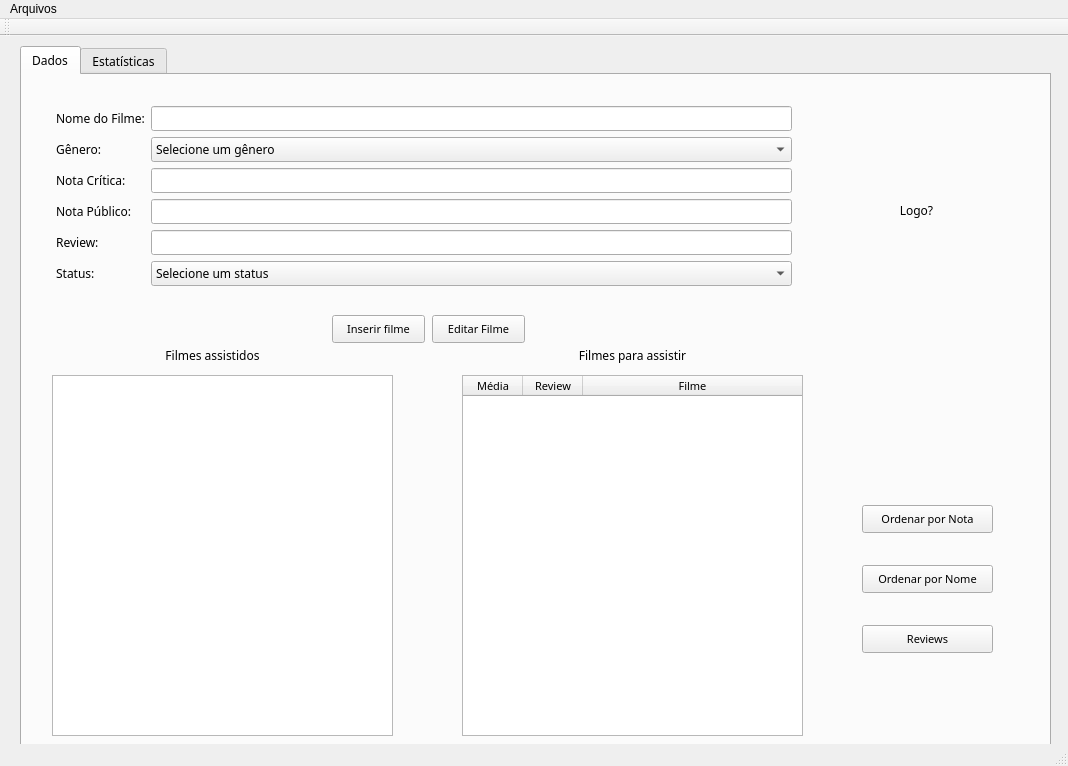
Old version of the form mainwindow.ui in the repository andressatheotonio/FilmListQT.
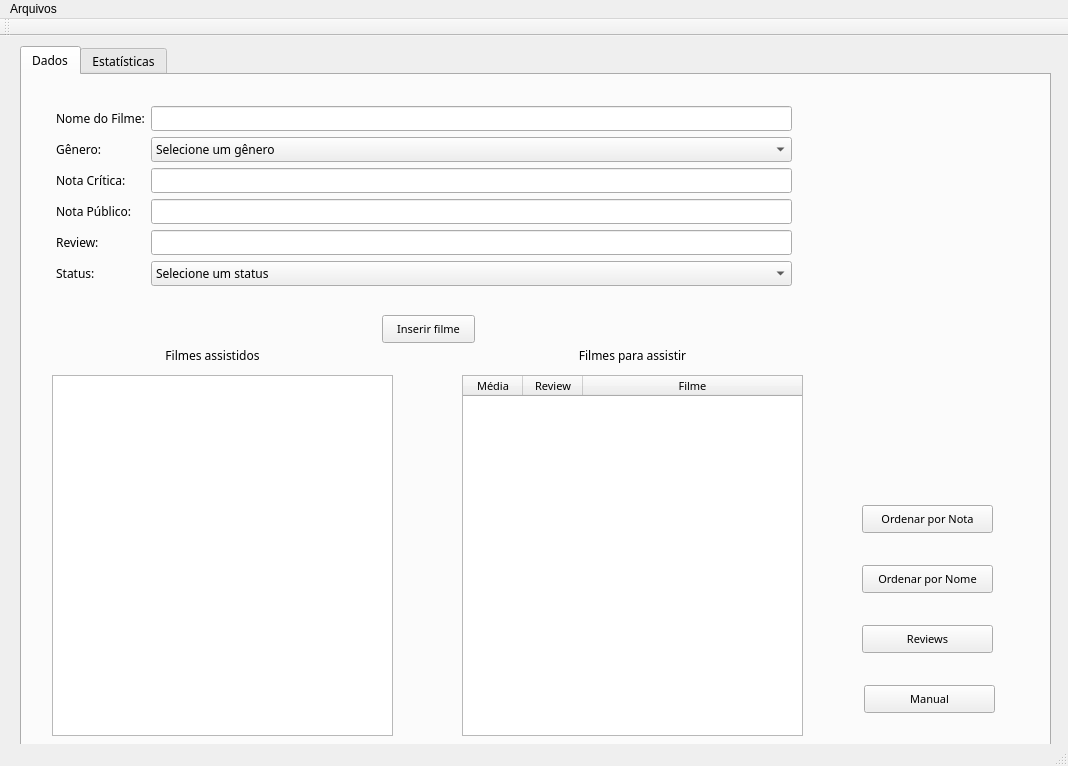
New version of the form.

```diff
--- a/mainwindow.ui
+++ b/mainwindow.ui
@@ -333,7 +333,7 @@
      <widget class="QPushButton" name="btnInserir">
       <property name="geometry">
        <rect>
-        <x>310</x>
+        <x>360</x>
         <y>240</y>
         <width>93</width>
         <height>28</height>
@@ -386,22 +386,6 @@
        <string>Ordenar por Nome</string>
       </property>
      </widget>
-     <widget class="QLabel" name="lbLogo">
-      <property name="geometry">
-       <rect>
-        <x>864</x>
-        <y>120</y>
-        <width>61</width>
-        <height>31</height>
-       </rect>
-      </property>
-      <property name="text">
-       <string>Logo?</string>
-      </property>
-      <property name="alignment">
-       <set>Qt::AlignCenter</set>
-      </property>
-     </widget>
      <widget class="QTableWidget" name="tbAssistidos">
       <property name="geometry">
        <rect>
@@ -482,20 +466,19 @@
      <widget class="QPushButton" name="btnEditarFilme">
       <property name="geometry">
        <rect>
-        <x>410</x>
-        <y>240</y>
-        <width>93</width>
+        <x>842</x>
+        <y>610</y>
+        <width>131</width>
         <height>28</height>
        </rect>
       </property>
       <property name="font">
        <font>
-        <family>Microsoft JhengHei UI Light</family>
         <pointsize>8</pointsize>
        </font>
       </property>
       <property name="text">
-       <string>Editar Filme</string>
+       <string>Manual</string>
       </property>
      </widget>
     </widget>
```
Left out of the diff: 2 changed lines with no effect on the pictures.
